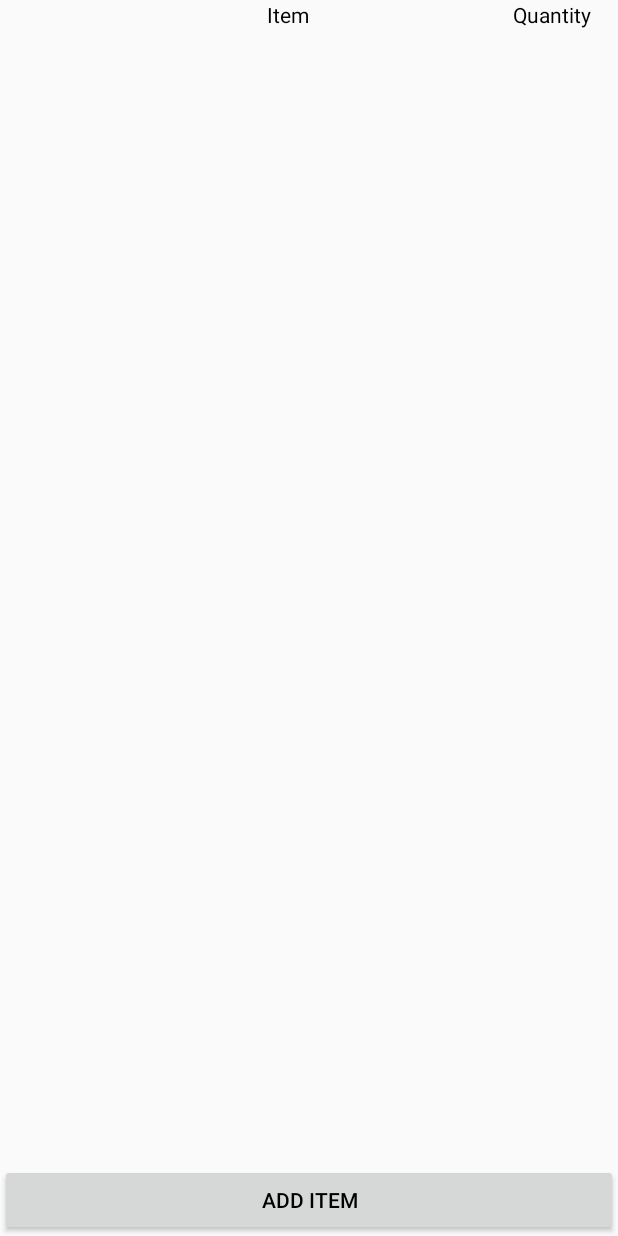
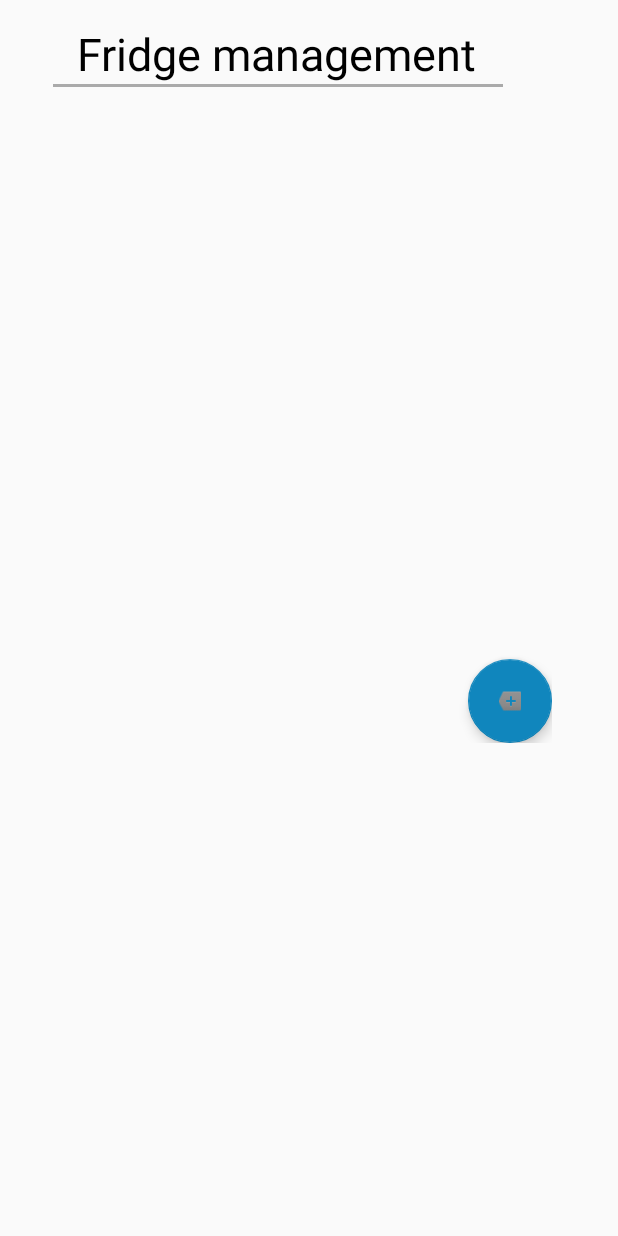
Before and after one commit to vharvey80/SEG2505_FinalProject, an Android app: the layout activity_fridge.xml on its own in the app's theme, with its tools: preview values and no code run, on a phone screen of 412 x 824 dp. Run offline under Robolectric (Android 15) with nearby library versions, the phone set to English and light mode, and no system bars.

Commit message:
Fridge done

```diff
--- a/FamilyTaskManager/app/src/main/java/familytaskmanager/microso/com/familytaskmanager/Task.java
+++ b/FamilyTaskManager/app/src/main/java/familytaskmanager/microso/com/familytaskmanager/Task.java
@@ -200,6 +200,7 @@ public class Task implements Serializable {
         return index;
     }
 
+
     public boolean setUser(User aUser) {
         boolean wasSet = false;
         User existingUser = user;
--- a/FamilyTaskManager/app/src/main/java/familytaskmanager/microso/com/familytaskmanager/ToolActivity.java
+++ b/FamilyTaskManager/app/src/main/java/familytaskmanager/microso/com/familytaskmanager/ToolActivity.java
@@ -1,13 +1,10 @@
 package familytaskmanager.microso.com.familytaskmanager;
 
-import android.content.DialogInterface;
-import android.content.Intent;
 import android.support.design.widget.FloatingActionButton;
 import android.support.v7.app.AlertDialog;
 import android.support.v7.app.AppCompatActivity;
 import android.os.Bundle;
 import android.view.View;
-import android.widget.AdapterView;
 import android.widget.Button;
 import android.widget.EditText;
 import android.widget.ListView;
--- a/FamilyTaskManager/app/src/main/res/layout/activity_fridge.xml
+++ b/FamilyTaskManager/app/src/main/res/layout/activity_fridge.xml
@@ -1,53 +1,68 @@
 <?xml version="1.0" encoding="utf-8"?>
-<LinearLayout xmlns:android="http://schemas.android.com/apk/res/android"
+<android.support.constraint.ConstraintLayout xmlns:android="http://schemas.android.com/apk/res/android"
     xmlns:app="http://schemas.android.com/apk/res-auto"
     xmlns:tools="http://schemas.android.com/tools"
     android:layout_width="match_parent"
     android:layout_height="match_parent"
-    android:orientation="vertical"
-    tools:context="familytaskmanager.microso.com.familytaskmanager.FridgeActivity">
+    tools:context="familytaskmanager.microso.com.familytaskmanager.ToolActivity">
+
+    <RelativeLayout
+        android:layout_width="368dp"
+        android:layout_height="495dp"
+        tools:layout_editor_absoluteX="8dp"
+        tools:layout_editor_absoluteY="8dp">
 
         <LinearLayout
             android:layout_width="match_parent"
             android:layout_height="wrap_content"
-        android:orientation="horizontal">
-
-        <Space
-            android:layout_width="24dp"
-            android:layout_height="wrap_content"
-            android:layout_weight="1" />
+            android:orientation="vertical">
 
             <TextView
-            android:id="@+id/textView4"
-            android:layout_width="228dp"
+                android:id="@+id/fridgeActivityTitle"
+                android:layout_width="match_parent"
                 android:layout_height="wrap_content"
-            android:layout_weight="1"
-            android:gravity="center"
-            android:text="@string/item_name" />
+                android:paddingBottom="0dp"
+                android:paddingTop="15dp"
+                android:text="Fridge management"
+                android:textAlignment="center"
+                android:textSize="30sp" />
 
+            <View
+                android:layout_width="300dp"
+                android:layout_height="2dp"
+                android:layout_marginLeft="35dp"
+                android:background="#AAAAAA"
+                android:paddingBottom="15dp"
+                android:paddingTop="2dp" />
 
-        <TextView
-            android:id="@+id/textView5"
-            android:layout_width="wrap_content"
-            android:layout_height="wrap_content"
-            android:layout_weight="1"
-            android:gravity="center"
-            android:text="@string/quantity_item" />
-
+            <ListView
+                android:id="@+id/list_groceries"
+                android:layout_width="match_parent"
+                android:layout_height="match_parent"
+                android:divider="@null"
+                android:dividerHeight="10dp"
+                android:paddingLeft="15dp"
+                android:paddingTop="10dp"
+                tools:layout_editor_absoluteX="8dp"
+                tools:layout_editor_absoluteY="8dp" />
         </LinearLayout>
 
-    <ListView
-        android:layout_width="match_parent"
-        android:layout_height="450dp"
-        android:layout_weight="1" >
-
-    </ListView>
-
-    <Button
-        android:id="@+id/addItemButton"
+        <android.support.design.widget.FloatingActionButton
+            android:id="@+id/grocerie_add_btn"
             android:layout_width="match_parent"
             android:layout_height="wrap_content"
-        android:text="@string/add_item" />
+            android:clickable="true"
+            app:backgroundTint="@color/colorPrimaryBlue"
+            app:elevation="5dp"
+            app:fabSize="normal"
+            app:srcCompat="@android:drawable/stat_notify_more"
+            android:layout_alignParentBottom="true"
+            android:layout_alignParentEnd="true"
+            android:layout_alignParentRight="true"
+            android:layout_gravity="end|bottom"
+            tools:layout_editor_absoluteX="312dp"
+            tools:layout_editor_absoluteY="439dp" />
 
+    </RelativeLayout>
 
-</LinearLayout>
+</android.support.constraint.ConstraintLayout>
```
Also changed, not shown: FamilyTaskManager/app/src/main/java/familytaskmanager/microso/com/familytaskmanager/FridgeActivity.java (+43 -38 lines), FamilyTaskManager/app/src/main/java/familytaskmanager/microso/com/familytaskmanager/FridgeActivity_BACKUP_7932.java (deleted, +0 -92 lines), FamilyTaskManager/app/src/main/java/familytaskmanager/microso/com/familytaskmanager/FridgeActivity_BASE_7932.java (deleted, +0 -13 lines), FamilyTaskManager/app/src/main/java/familytaskmanager/microso/com/familytaskmanager/FridgeActivity_LOCAL_7932.java (deleted, +0 -64 lines), FamilyTaskManager/app/src/main/java/familytaskmanager/microso/com/familytaskmanager/FridgeActivity_REMOTE_7932.java (deleted, +0 -42 lines), FamilyTaskManager/app/src/main/java/familytaskmanager/microso/com/familytaskmanager/FridgeListAdapter.java (added, +72 -0 lines), FamilyTaskManager/app/src/main/java/familytaskmanager/microso/com/familytaskmanager/Grocerie.java (added, +92 -0 lines), FamilyTaskManager/app/src/main/java/familytaskmanager/microso/com/familytaskmanager/MainActivity.java (+0 -14 lines), FamilyTaskManager/app/src/main/res/layout/fragment_shopping.xml (+39 -18 lines), FamilyTaskManager/app/src/main/res/layout/grocerie_list_item.xml (added, +48 -0 lines), FamilyTaskManager/app/src/main/res/values/strings.xml (+10 -0 lines). Lines whose indentation alone changed are shown as unchanged.
